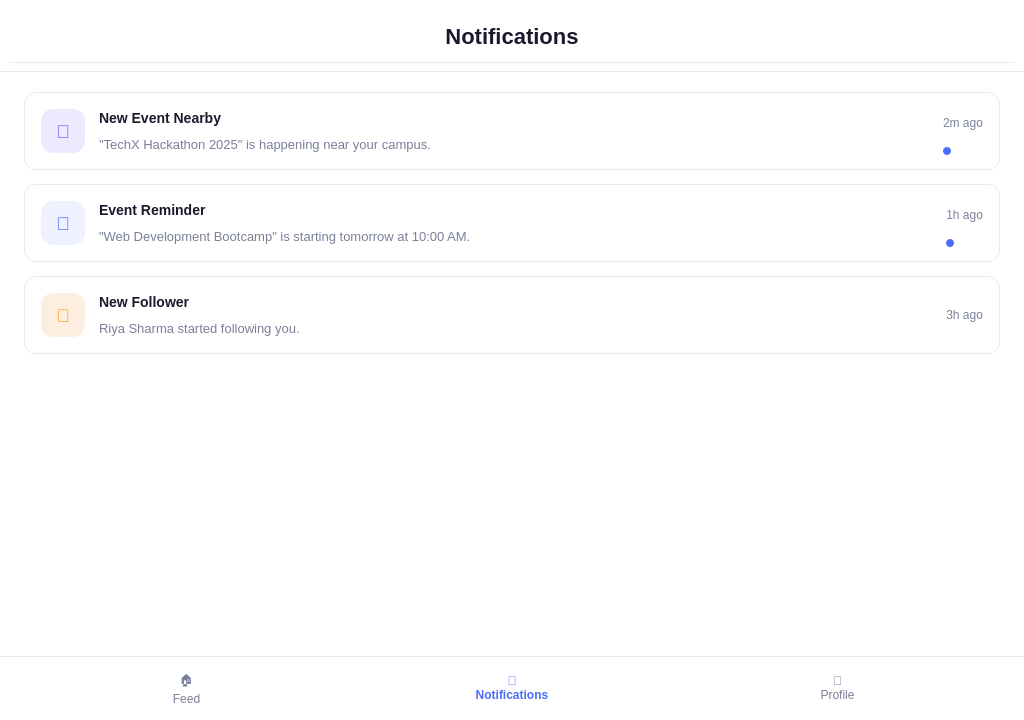
The window that Client/CampusFeedClient/NotificationsPage.ui (RiddhamAcharya/CampusFeed) describes before a commit, drawn with Qt 5.
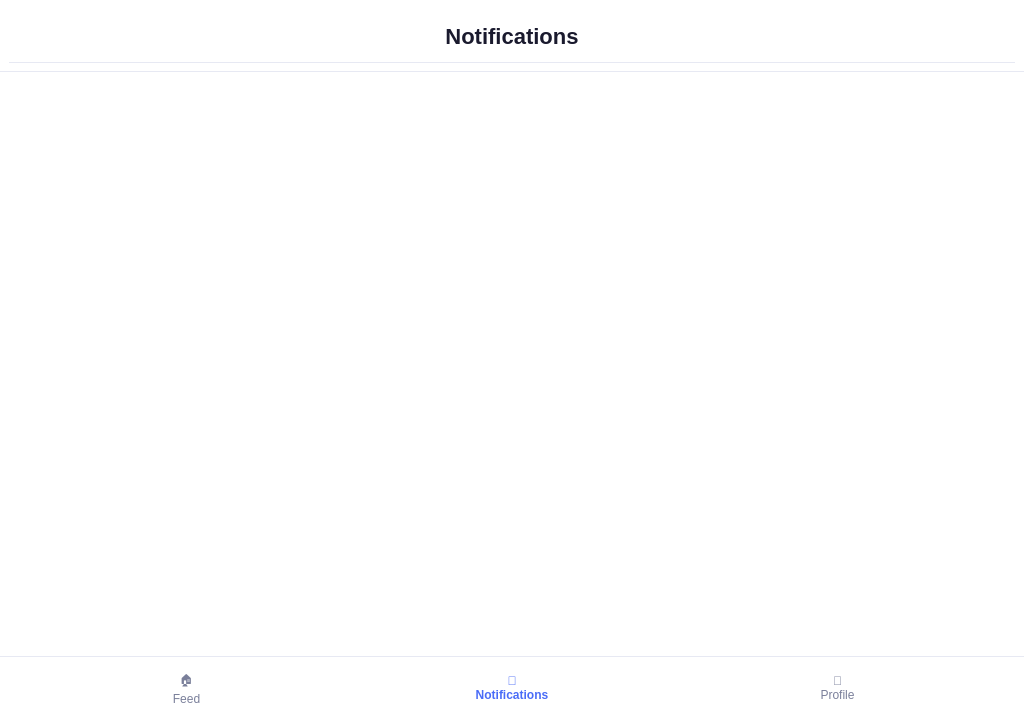
The same window after the commit.

What changed in the file:
```diff
--- a/Client/CampusFeedClient/NotificationsPage.ui
+++ b/Client/CampusFeedClient/NotificationsPage.ui
@@ -63,208 +63,6 @@
        <property name="rightMargin"><number>24</number></property>
        <property name="bottomMargin"><number>20</number></property>
 
-       <!-- ============ CARD 1 : New Event Nearby ============ -->
-       <item>
-        <widget class="QFrame" name="cardEventNearby">
-         <property name="minimumSize"><size><width>0</width><height>78</height></size></property>
-         <property name="styleSheet">
-          <string notr="true">QFrame#cardEventNearby { background-color: #FFFFFF; border: 1px solid #E7E9F3; border-radius: 12px; }</string>
-         </property>
-         <layout class="QHBoxLayout" name="cardEventNearbyLayout">
-          <property name="spacing"><number>14</number></property>
-          <property name="leftMargin"><number>16</number></property>
-          <property name="topMargin"><number>14</number></property>
-          <property name="rightMargin"><number>16</number></property>
-          <property name="bottomMargin"><number>14</number></property>
-
-          <item>
-           <widget class="QLabel" name="iconEventNearby">
-            <property name="minimumSize"><size><width>44</width><height>44</height></size></property>
-            <property name="maximumSize"><size><width>44</width><height>44</height></size></property>
-            <property name="text"><string>📅</string></property>
-            <property name="alignment"><set>Qt::AlignCenter</set></property>
-            <property name="styleSheet">
-             <string notr="true">background-color: #EEE9FE; color: #7C5CFC; border-radius: 12px; font-size: 18px;</string>
-            </property>
-           </widget>
-          </item>
-
-          <item>
-           <layout class="QVBoxLayout" name="textColEventNearby">
-            <property name="spacing"><number>4</number></property>
-            <item>
-             <widget class="QLabel" name="titleEventNearby">
-              <property name="text"><string>New Event Nearby</string></property>
-              <property name="styleSheet"><string notr="true">font-size: 14px; font-weight: 600; color: #1A1A2E;</string></property>
-             </widget>
-            </item>
-            <item>
-             <widget class="QLabel" name="descEventNearby">
-              <property name="text"><string>"TechX Hackathon 2025" is happening near your campus.</string></property>
-              <property name="wordWrap"><bool>true</bool></property>
-              <property name="styleSheet"><string notr="true">font-size: 13px; color: #7A7F9A;</string></property>
-             </widget>
-            </item>
-           </layout>
-          </item>
-
-          <item>
-           <layout class="QVBoxLayout" name="rightColEventNearby">
-            <property name="spacing"><number>8</number></property>
-            <item>
-             <widget class="QLabel" name="timeEventNearby">
-              <property name="text"><string>2m ago</string></property>
-              <property name="alignment"><set>Qt::AlignRight|Qt::AlignVCenter</set></property>
-              <property name="styleSheet"><string notr="true">font-size: 12px; color: #7A7F9A;</string></property>
-             </widget>
-            </item>
-            <item>
-             <widget class="QLabel" name="dotEventNearby">
-              <property name="minimumSize"><size><width>8</width><height>8</height></size></property>
-              <property name="maximumSize"><size><width>8</width><height>8</height></size></property>
-              <property name="styleSheet"><string notr="true">background-color: #4A6CF7; border-radius: 4px;</string></property>
-              <property name="alignment"><set>Qt::AlignRight|Qt::AlignVCenter</set></property>
-             </widget>
-            </item>
-           </layout>
-          </item>
-
-         </layout>
-        </widget>
-       </item>
-
-       <!-- ============ CARD 2 : Event Reminder ============ -->
-       <item>
-        <widget class="QFrame" name="cardEventReminder">
-         <property name="minimumSize"><size><width>0</width><height>78</height></size></property>
-         <property name="styleSheet">
-          <string notr="true">QFrame#cardEventReminder { background-color: #FFFFFF; border: 1px solid #E7E9F3; border-radius: 12px; }</string>
-         </property>
-         <layout class="QHBoxLayout" name="cardEventReminderLayout">
-          <property name="spacing"><number>14</number></property>
-          <property name="leftMargin"><number>16</number></property>
-          <property name="topMargin"><number>14</number></property>
-          <property name="rightMargin"><number>16</number></property>
-          <property name="bottomMargin"><number>14</number></property>
-
-          <item>
-           <widget class="QLabel" name="iconEventReminder">
-            <property name="minimumSize"><size><width>44</width><height>44</height></size></property>
-            <property name="maximumSize"><size><width>44</width><height>44</height></size></property>
-            <property name="text"><string>🔔</string></property>
-            <property name="alignment"><set>Qt::AlignCenter</set></property>
-            <property name="styleSheet">
-             <string notr="true">background-color: #EEF1FE; color: #4A6CF7; border-radius: 12px; font-size: 18px;</string>
-            </property>
-           </widget>
-          </item>
-
-          <item>
-           <layout class="QVBoxLayout" name="textColEventReminder">
-            <property name="spacing"><number>4</number></property>
-            <item>
-             <widget class="QLabel" name="titleEventReminder">
-              <property name="text"><string>Event Reminder</string></property>
-              <property name="styleSheet"><string notr="true">font-size: 14px; font-weight: 600; color: #1A1A2E;</string></property>
-             </widget>
-            </item>
-            <item>
-             <widget class="QLabel" name="descEventReminder">
-              <property name="text"><string>"Web Development Bootcamp" is starting tomorrow at 10:00 AM.</string></property>
-              <property name="wordWrap"><bool>true</bool></property>
-              <property name="styleSheet"><string notr="true">font-size: 13px; color: #7A7F9A;</string></property>
-             </widget>
-            </item>
-           </layout>
-          </item>
-
-          <item>
-           <layout class="QVBoxLayout" name="rightColEventReminder">
-            <property name="spacing"><number>8</number></property>
-            <item>
-             <widget class="QLabel" name="timeEventReminder">
-              <property name="text"><string>1h ago</string></property>
-              <property name="alignment"><set>Qt::AlignRight|Qt::AlignVCenter</set></property>
-              <property name="styleSheet"><string notr="true">font-size: 12px; color: #7A7F9A;</string></property>
-             </widget>
-            </item>
-            <item>
-             <widget class="QLabel" name="dotEventReminder">
-              <property name="minimumSize"><size><width>8</width><height>8</height></size></property>
-              <property name="maximumSize"><size><width>8</width><height>8</height></size></property>
-              <property name="styleSheet"><string notr="true">background-color: #4A6CF7; border-radius: 4px;</string></property>
-              <property name="alignment"><set>Qt::AlignRight|Qt::AlignVCenter</set></property>
-             </widget>
-            </item>
-           </layout>
-          </item>
-
-         </layout>
-        </widget>
-       </item>
-
-       <!-- ============ CARD 3 : New Follower (read / no unread dot) ============ -->
-       <item>
-        <widget class="QFrame" name="cardNewFollower">
-         <property name="minimumSize"><size><width>0</width><height>78</height></size></property>
-         <property name="styleSheet">
-          <string notr="true">QFrame#cardNewFollower { background-color: #FFFFFF; border: 1px solid #E7E9F3; border-radius: 12px; }</string>
-         </property>
-         <layout class="QHBoxLayout" name="cardNewFollowerLayout">
-          <property name="spacing"><number>14</number></property>
-          <property name="leftMargin"><number>16</number></property>
-          <property name="topMargin"><number>14</number></property>
-          <property name="rightMargin"><number>16</number></property>
-          <property name="bottomMargin"><number>14</number></property>
-
-          <item>
-           <widget class="QLabel" name="iconNewFollower">
-            <property name="minimumSize"><size><width>44</width><height>44</height></size></property>
-            <property name="maximumSize"><size><width>44</width><height>44</height></size></property>
-            <property name="text"><string>👤</string></property>
-            <property name="alignment"><set>Qt::AlignCenter</set></property>
-            <property name="styleSheet">
-             <string notr="true">background-color: #FDEEE0; color: #F5A623; border-radius: 12px; font-size: 18px;</string>
-            </property>
-           </widget>
-          </item>
-
-          <item>
-           <layout class="QVBoxLayout" name="textColNewFollower">
-            <property name="spacing"><number>4</number></property>
-            <item>
-             <widget class="QLabel" name="titleNewFollower">
-              <property name="text"><string>New Follower</string></property>
-              <property name="styleSheet"><string notr="true">font-size: 14px; font-weight: 600; color: #1A1A2E;</string></property>
-             </widget>
-            </item>
-            <item>
-             <widget class="QLabel" name="descNewFollower">
-              <property name="text"><string>Riya Sharma started following you.</string></property>
-              <property name="wordWrap"><bool>true</bool></property>
-              <property name="styleSheet"><string notr="true">font-size: 13px; color: #7A7F9A;</string></property>
-             </widget>
-            </item>
-           </layout>
-          </item>
-
-          <item>
-           <layout class="QVBoxLayout" name="rightColNewFollower">
-            <property name="spacing"><number>8</number></property>
-            <item>
-             <widget class="QLabel" name="timeNewFollower">
-              <property name="text"><string>3h ago</string></property>
-              <property name="alignment"><set>Qt::AlignRight|Qt::AlignVCenter</set></property>
-              <property name="styleSheet"><string notr="true">font-size: 12px; color: #7A7F9A;</string></property>
-             </widget>
-            </item>
-            <!-- no unread dot here: this one is already read -->
-           </layout>
-          </item>
-
-         </layout>
-        </widget>
-       </item>
 
        <!-- ============ Stretch: pushes cards to the top when list is short ============ -->
        <item>
```
